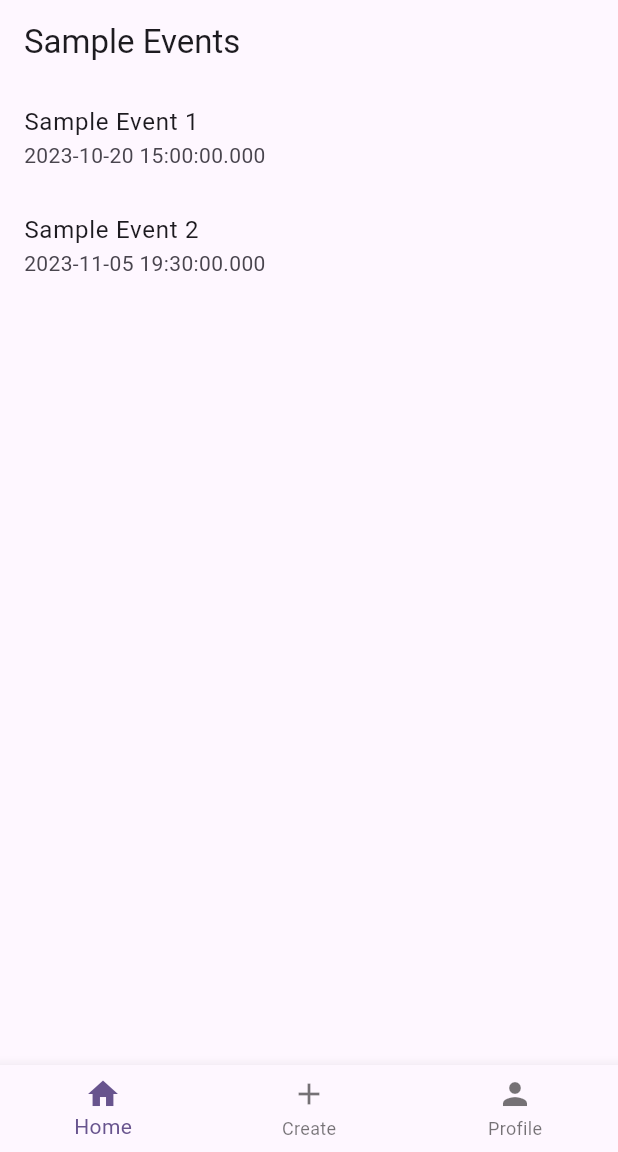
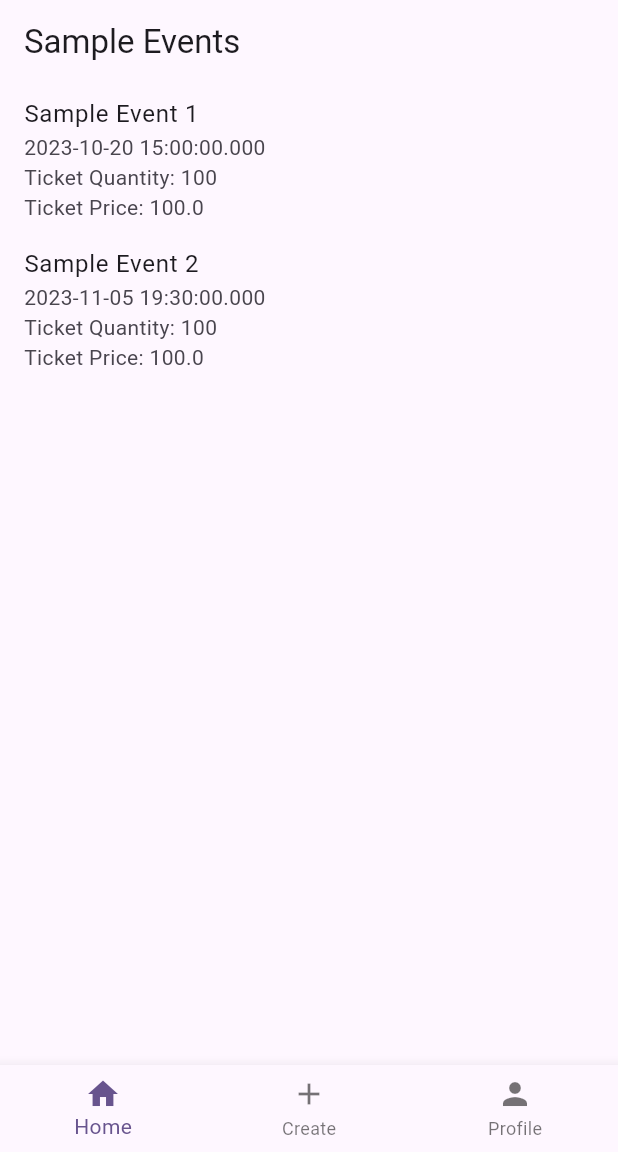
Before and after one commit to kmzR3/venti, a Flutter app: the screen it shows after launch, on a phone screen of 412 x 824 dp, the part 84-1236 px from its top. Run offline on Flutter 3.47's test engine with Material 2 defaults, Android fonts, the phone set to English and light mode, and no system bars.

Commit message:
More event widget

```diff
--- a/lib/presentation/pages/event_details_page.dart
+++ b/lib/presentation/pages/event_details_page.dart
@@ -19,6 +19,10 @@ class EventDetailsPage extends StatelessWidget {
           Text(event.location as String),
           Text(event.venue as String),
           Text(event.description as String),
+          Text(event.date.toString()),
+          Text('Ticket Quantity: ${event.tickets?[0].quantity}'),
+          Text('Ticket Price: ${event.tickets?[0].price}'),
+          // Add other ticket details here as needed
         ],
       ),
     );
--- a/lib/presentation/widgets/events_widget.dart
+++ b/lib/presentation/widgets/events_widget.dart
@@ -1,4 +1,5 @@
 import 'package:flutter/material.dart';
+// import 'package:venti/core/entities/ticket.dart';
 import 'package:venti/data/models/sample_events.dart';
 import 'package:venti/presentation/pages/event_details_page.dart'; // Import the sample events
 
@@ -18,7 +19,17 @@ class EventListWidget extends StatelessWidget {
           return ListTile(
             // Display the event name and date
             title: Text(event.name as String),
-            subtitle: Text(event.date.toString()),
+
+            subtitle: Column(
+              crossAxisAlignment: CrossAxisAlignment.start,
+              children: [
+                Text(event.date.toString()),
+                Text('Ticket Quantity: ${event.tickets?[0].quantity}'),
+                Text('Ticket Price: ${event.tickets?[0].price}'),
+                // Add other ticket details here as needed
+              ],
+            ),
+
             onTap: () {
               // Add your navigation logic here
               // For example, you can use Navigator.push() to navigate to a new page
```
